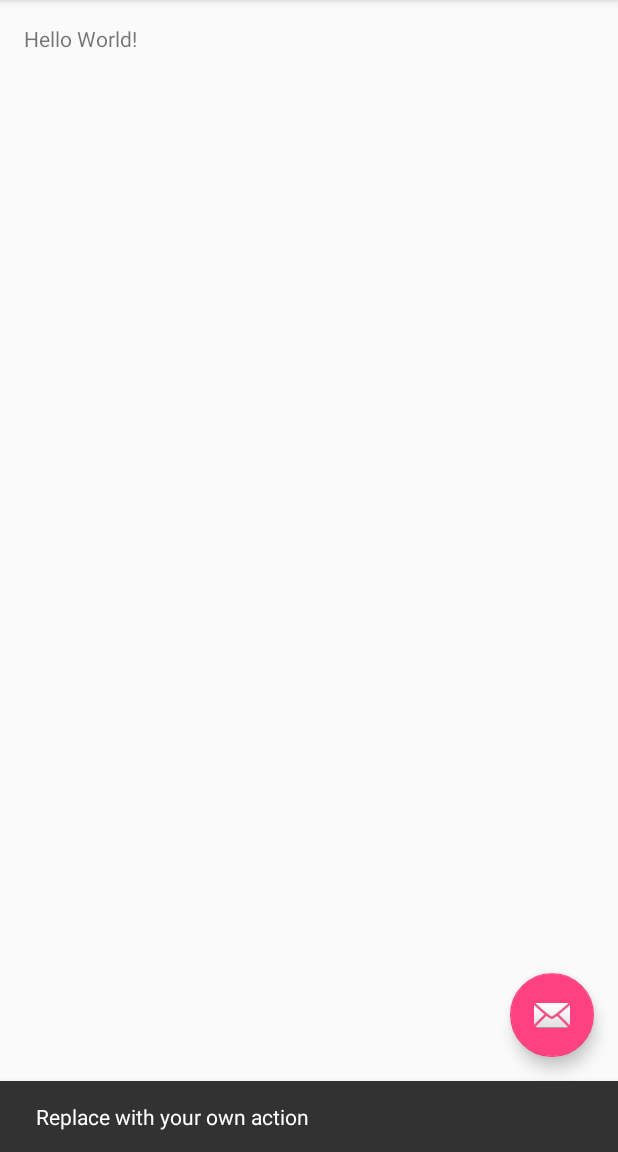
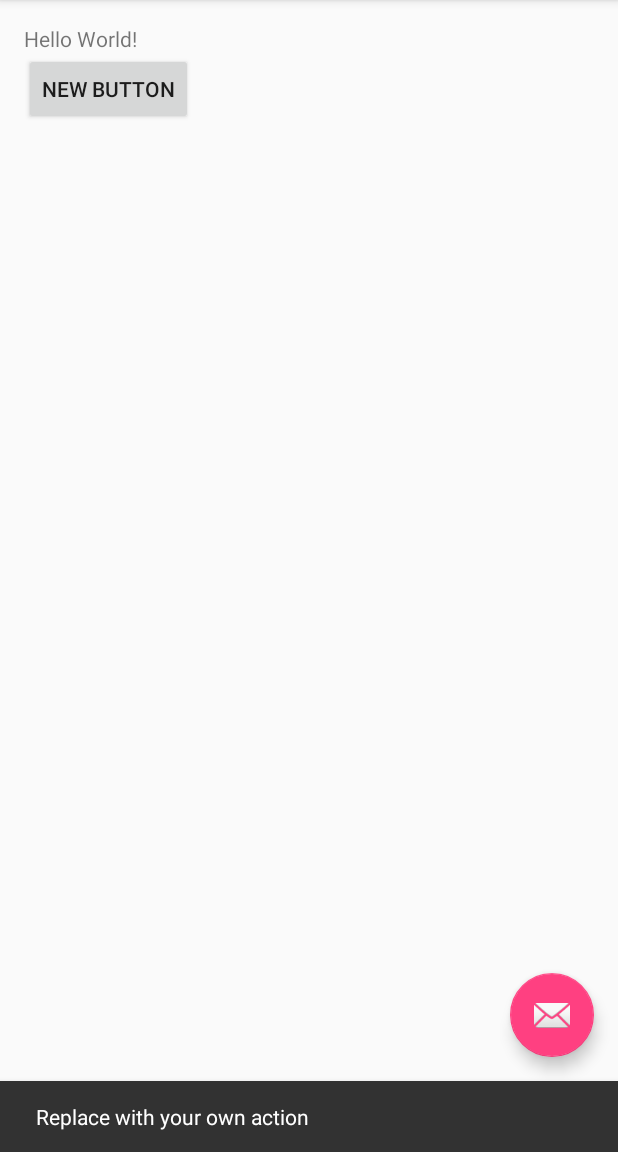
Before and after one commit to ahmedosama20/TheDolab, an Android app: the screen it shows after launch (DolabMainViewActivity), after a tap on an icon or button, on a phone screen of 412 x 824 dp, the part 84-1236 px from its top. Run offline under Robolectric (Android 15) with nearby library versions, the phone set to English and light mode, and no system bars.

Commit message:
Added Button - OA

```diff
--- a/app/src/main/res/layout/content_dolab_main_view.xml
+++ b/app/src/main/res/layout/content_dolab_main_view.xml
@@ -15,5 +15,14 @@
     <TextView
         android:layout_width="wrap_content"
         android:layout_height="wrap_content"
-        android:text="Hello World!" />
+        android:text="Hello World!"
+        android:id="@+id/textView" />
+
+    <Button
+        android:layout_width="wrap_content"
+        android:layout_height="wrap_content"
+        android:text="New Button"
+        android:id="@+id/button"
+        android:layout_below="@+id/textView"
+        android:layout_alignParentStart="true" />
 </RelativeLayout>
```
